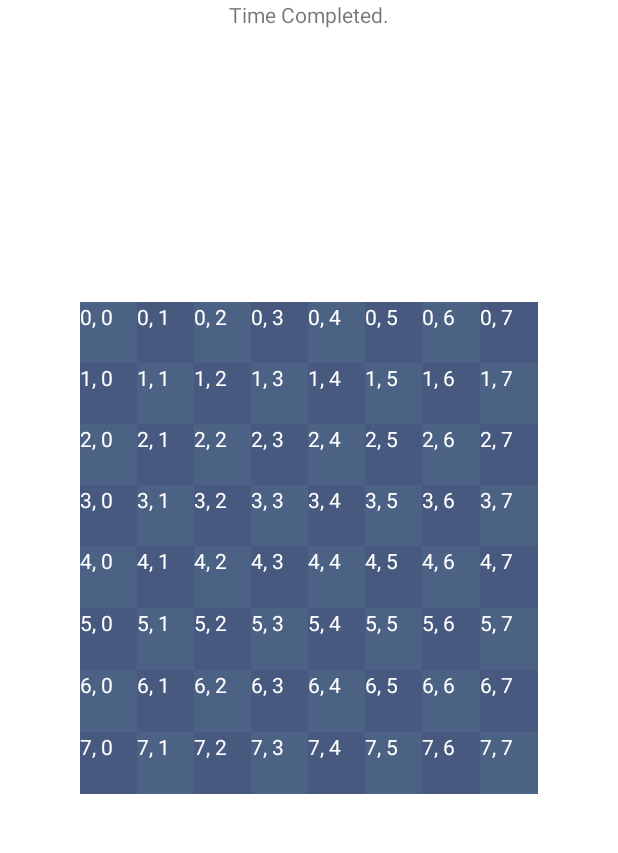
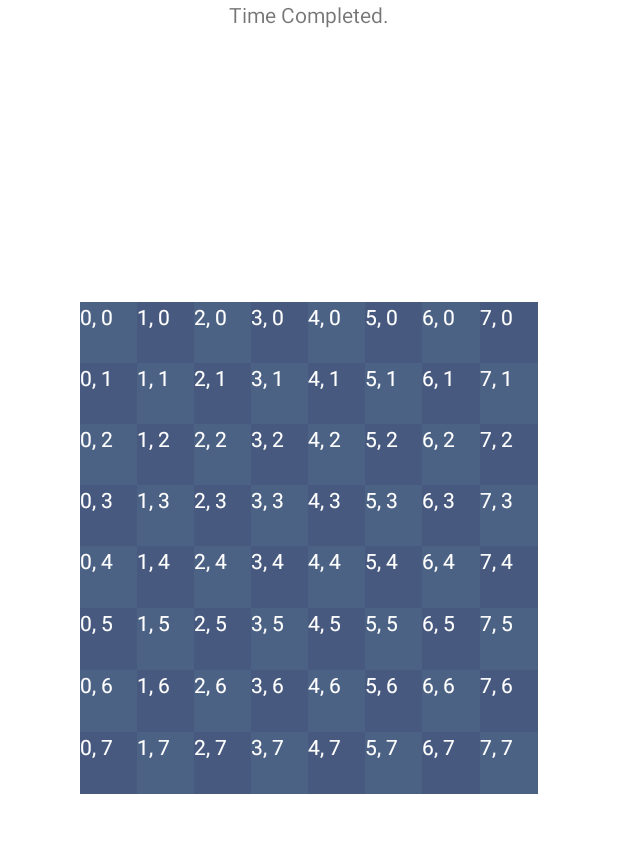
Before and after one commit to kimr314159/Android-Speed-Chess, an Android app: the screen it shows after launch (MainActivity), on a phone screen of 412 x 824 dp, the part 242-1095 px from its top. Run offline under Robolectric (Android 15) with nearby library versions, the phone set to English and light mode, and no system bars.

Commit message:
Begin filling in points.

```diff
--- a/app/src/main/java/com/khd/chess/MainActivity.java
+++ b/app/src/main/java/com/khd/chess/MainActivity.java
@@ -66,6 +66,7 @@ public class MainActivity extends AppCompatActivity {
             King king = new King();
             Knight knight = new Knight();
 
+            //Init entire table
             int count = 0;
             for (int i = 0; i < 8; i++) {
                 count++;
@@ -81,12 +82,20 @@ public class MainActivity extends AppCompatActivity {
                     }
                     TextView str2 = new TextView(this);
                     str2.setTextColor(Color.WHITE);
-                    str2.setText(i + ", " + j);
+                    str2.setText(j + ", " + i);
                     col.addView(str2);
                     row.addView(col);
                     col.setLayoutParams(new TableRow.LayoutParams(TableRow.LayoutParams.MATCH_PARENT, TableRow.LayoutParams.MATCH_PARENT, 1.0f));
                     count++;
                     System.out.println("Testing.");
+                }
+            }
+
+
+            //Init black pieces
+            for (int i = 0; i < 2; i++) {
+                for (int j = 0; j < 8; j++) {
+                    System.out.println(j + ", " + i);
                 }
             }
         }catch(Exception e){
```
